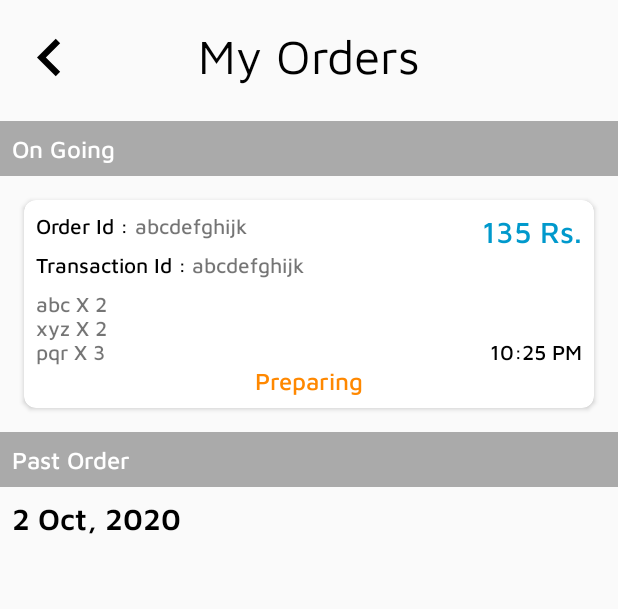
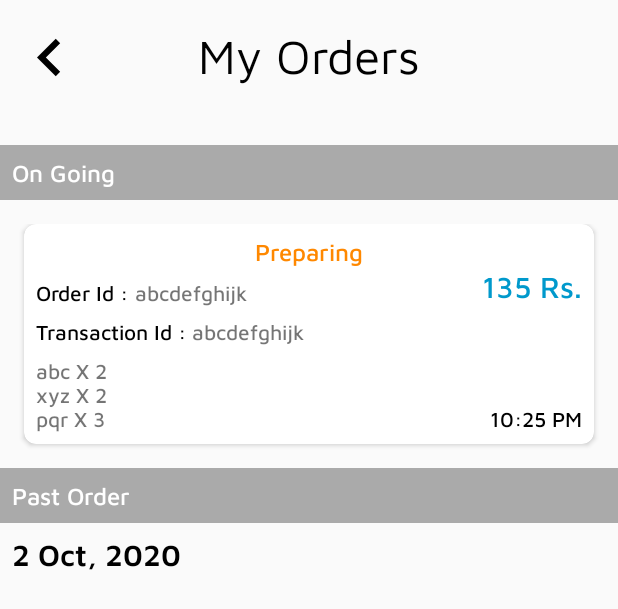
Before and after one commit to PreetJagani/Canteen-Managment, an Android app: the layout activity_user_order.xml on its own in the app's theme, with its tools: preview values and no code run, on a phone screen of 412 x 824 dp. Shown: the top 609 px of the screen. Run offline under Robolectric (Android 15) with nearby library versions, the phone set to English and light mode, and no system bars.

Commit message:
ui update

```diff
--- a/app/src/main/java/com/canteenmanagment/ui/UserOrder/OnGoingOrderRecyclerViewAdapter.kt
+++ b/app/src/main/java/com/canteenmanagment/ui/UserOrder/OnGoingOrderRecyclerViewAdapter.kt
@@ -1,5 +1,6 @@
 package com.canteenmanagment.ui.UserOrder
 
+import android.content.Context
 import android.view.LayoutInflater
 import android.view.View
 import android.view.ViewGroup
@@ -9,7 +10,7 @@ import com.canteenmanagment.databinding.ItemOngoingOrderLayoutBinding
 import com.canteenmanagment.databinding.ItemPastOrderLayout2Binding
 import com.canteenmanagment.helper.PastOrder
 
-class OnGoingOrderRecyclerViewAdapter(val onGoingOrderList : MutableList<PastOrder>) : RecyclerView.Adapter<OnGoingOrderRecyclerViewAdapter.ViewHolder>() {
+class OnGoingOrderRecyclerViewAdapter(val onGoingOrderList : MutableList<PastOrder>,val mContext : Context) : RecyclerView.Adapter<OnGoingOrderRecyclerViewAdapter.ViewHolder>() {
 
     override fun onCreateViewHolder(parent: ViewGroup, viewType: Int): ViewHolder {
         val layoutInflater = LayoutInflater.from(parent.context)
@@ -30,12 +31,12 @@ class OnGoingOrderRecyclerViewAdapter(val onGoingOrderList : MutableList<PastOrd
         holder.binding.TVOrderList.text = foodListString
 
         if (onGoingOrderList[position].status.equals(Order.Status.READY.value)){
-            holder.binding.TVStatusPrepare.visibility = View.INVISIBLE
-            holder.binding.TVStatusReady.visibility = View.VISIBLE
+            holder.binding.TVStatus.text = "Ready"
+            holder.binding.TVStatus.setTextColor( mContext.resources.getColor(android.R.color.holo_green_dark))
         }
         else{
-            holder.binding.TVStatusPrepare.visibility = View.VISIBLE
-            holder.binding.TVStatusReady.visibility = View.INVISIBLE
+            holder.binding.TVStatus.text = "Preparing"
+            holder.binding.TVStatus.setTextColor( mContext.resources.getColor(android.R.color.holo_orange_dark))
         }
 
     }
--- a/app/src/main/java/com/canteenmanagment/ui/UserOrder/UserOrder.kt
+++ b/app/src/main/java/com/canteenmanagment/ui/UserOrder/UserOrder.kt
@@ -1,5 +1,6 @@
 package com.canteenmanagment.ui.UserOrder
 
+import android.content.Context
 import androidx.appcompat.app.AppCompatActivity
 import android.os.Bundle
 import androidx.databinding.DataBindingUtil
@@ -12,6 +13,7 @@ class UserOrder : AppCompatActivity() {
 
     private lateinit var viewmodel : UserOrderViewModel
     private lateinit var binding : ActivityUserOrderBinding
+    private val mContext : Context = this
 
     override fun onCreate(savedInstanceState: Bundle?) {
         super.onCreate(savedInstanceState)
@@ -23,13 +25,14 @@ class UserOrder : AppCompatActivity() {
         viewmodel.userPastOrderList.observe(this, Observer {
             binding.RVPastOrder.adapter = PastOrderRecyclerViewAdapter(
                 viewmodel.getHashmapFromList(it))
+
         })
 
         viewmodel.userInProgressOrder.observe(this, Observer {
-            binding.RVPreparing.adapter = OnGoingOrderRecyclerViewAdapter(viewmodel.getPastOrderListFromOrderList(it))
+            binding.RVPreparing.adapter = OnGoingOrderRecyclerViewAdapter(viewmodel.getPastOrderListFromOrderList(it),mContext)
         })
         viewmodel.userReadyOrder.observe(this, Observer {
-            binding.RVReady.adapter = OnGoingOrderRecyclerViewAdapter(viewmodel.getPastOrderListFromOrderList(it))
+            binding.RVReady.adapter = OnGoingOrderRecyclerViewAdapter(viewmodel.getPastOrderListFromOrderList(it),mContext)
         })
 
     }
--- a/app/src/main/res/layout/activity_user_order.xml
+++ b/app/src/main/res/layout/activity_user_order.xml
@@ -3,9 +3,6 @@
     xmlns:app="http://schemas.android.com/apk/res-auto"
     xmlns:tools="http://schemas.android.com/tools">
 
-    <androidx.core.widget.NestedScrollView
-        android:layout_width="match_parent"
-        android:layout_height="match_parent">
 
     <androidx.constraintlayout.widget.ConstraintLayout
         android:layout_width="match_parent"
@@ -24,9 +21,22 @@
             android:layout_width="wrap_content"
             android:layout_height="wrap_content"
             android:text="My Orders"
+            android:paddingBottom="@dimen/medium"
             app:layout_constraintEnd_toEndOf="parent"
             app:layout_constraintStart_toStartOf="parent"
             app:layout_constraintTop_toTopOf="parent" />
+
+        <androidx.core.widget.NestedScrollView
+            android:layout_width="match_parent"
+            android:layout_height="0dp"
+            app:layout_constraintEnd_toEndOf="parent"
+            app:layout_constraintStart_toStartOf="parent"
+            app:layout_constraintTop_toBottomOf="@+id/TV_title"
+            app:layout_constraintBottom_toBottomOf="parent">
+
+            <androidx.constraintlayout.widget.ConstraintLayout
+                android:layout_width="match_parent"
+                android:layout_height="match_parent">
 
                 <TextView
                     android:id="@+id/textView7"
@@ -40,30 +50,30 @@
                     android:textSize="16sp"
                     app:layout_constraintEnd_toEndOf="parent"
                     app:layout_constraintStart_toStartOf="parent"
-                app:layout_constraintTop_toBottomOf="@+id/TV_title" />
+                    app:layout_constraintTop_toTopOf="parent" />
+
+                <androidx.recyclerview.widget.RecyclerView
+                    android:id="@+id/RV_ready"
+                    android:layout_width="match_parent"
+                    android:layout_height="wrap_content"
+                    android:layout_marginTop="@dimen/medium"
+                    app:layoutManager="androidx.recyclerview.widget.LinearLayoutManager"
+                    app:layout_constraintEnd_toEndOf="parent"
+                    app:layout_constraintStart_toStartOf="parent"
+                    app:layout_constraintTop_toBottomOf="@+id/textView7"
+                    tools:itemCount="0"
+                    tools:listitem="@layout/item_ongoing_order_layout" />
 
                 <androidx.recyclerview.widget.RecyclerView
                     android:id="@+id/RV_preparing"
                     android:layout_width="match_parent"
                     android:layout_height="wrap_content"
+                    app:layoutManager="androidx.recyclerview.widget.LinearLayoutManager"
+                    tools:itemCount="1"
                     app:layout_constraintEnd_toEndOf="parent"
                     app:layout_constraintStart_toStartOf="parent"
-                app:layout_constraintTop_toBottomOf="@+id/textView7"
-                app:layoutManager="androidx.recyclerview.widget.LinearLayoutManager"
-                tools:itemCount="1"
+                    app:layout_constraintTop_toBottomOf="@+id/RV_ready"
                     tools:listitem="@layout/item_ongoing_order_layout" />
-
-
-            <androidx.recyclerview.widget.RecyclerView
-                android:id="@+id/RV_ready"
-                android:layout_width="match_parent"
-                android:layout_height="wrap_content"
-                app:layout_constraintEnd_toEndOf="parent"
-                app:layout_constraintStart_toStartOf="parent"
-                app:layout_constraintTop_toBottomOf="@+id/RV_preparing"
-                app:layoutManager="androidx.recyclerview.widget.LinearLayoutManager"
-                tools:listitem="@layout/item_ongoing_order_layout"
-                tools:itemCount="0"/>
 
                 <TextView
                     android:id="@+id/textView8"
@@ -76,7 +86,7 @@
                     android:textSize="16sp"
                     app:layout_constraintEnd_toEndOf="parent"
                     app:layout_constraintStart_toStartOf="parent"
-                app:layout_constraintTop_toBottomOf="@+id/RV_ready" />
+                    app:layout_constraintTop_toBottomOf="@+id/RV_preparing" />
 
                 <androidx.recyclerview.widget.RecyclerView
                     android:id="@+id/RV_past_order"
@@ -89,8 +99,14 @@
                     tools:itemCount="1"
                     tools:listitem="@layout/item_past_order_layout1" />
 
+            </androidx.constraintlayout.widget.ConstraintLayout>
+
+        </androidx.core.widget.NestedScrollView>
+
+
+
 
     </androidx.constraintlayout.widget.ConstraintLayout>
 
-    </androidx.core.widget.NestedScrollView>
+
 </layout>
--- a/app/src/main/res/layout/item_ongoing_order_layout.xml
+++ b/app/src/main/res/layout/item_ongoing_order_layout.xml
@@ -7,7 +7,9 @@
     <androidx.cardview.widget.CardView
         android:layout_width="match_parent"
         android:layout_height="wrap_content"
-        android:layout_margin="@dimen/medium"
+        android:layout_marginRight="@dimen/medium"
+        android:layout_marginLeft="@dimen/medium"
+        android:layout_marginBottom="@dimen/medium"
         app:cardCornerRadius="@dimen/small"
         android:elevation="0dp">
 
@@ -22,9 +24,10 @@
                 android:layout_width="wrap_content"
                 android:layout_height="wrap_content"
                 android:text="Order Id : "
+                android:layout_marginTop="@dimen/small"
                 android:textColor="@color/blackColour"
                 app:layout_constraintStart_toStartOf="parent"
-                app:layout_constraintTop_toTopOf="parent" />
+                app:layout_constraintTop_toBottomOf="@+id/TV_status" />
 
             <TextView
                 android:id="@+id/TV_order_id"
@@ -56,10 +59,10 @@
                 android:id="@+id/TV_price"
                 android:layout_width="wrap_content"
                 android:layout_height="wrap_content"
+                android:textColor="@android:color/holo_blue_dark"
                 android:textSize="20sp"
-                android:textColor="@android:color/holo_blue_dark"
                 app:layout_constraintEnd_toEndOf="parent"
-                app:layout_constraintTop_toTopOf="parent"
+                app:layout_constraintTop_toBottomOf="@+id/TV_status"
                 tools:text="135 Rs." />
 
             <TextView
@@ -67,6 +70,7 @@
                 android:layout_width="wrap_content"
                 android:layout_height="wrap_content"
                 android:layout_marginTop="@dimen/small"
+                app:layout_constraintBottom_toBottomOf="parent"
                 app:layout_constraintStart_toStartOf="@+id/textView6"
                 app:layout_constraintTop_toBottomOf="@+id/textView6"
                 tools:text="abc X 2 \nxyz X 2\npqr X 3" />
@@ -81,29 +85,15 @@
                 tools:text="10:25 PM" />
 
             <TextView
-                android:id="@+id/TV_status_prepare"
-                android:layout_width="wrap_content"
-                android:layout_height="wrap_content"
-                android:textColor="@android:color/holo_orange_dark"
-                android:textSize="16sp"
-                app:layout_constraintBottom_toBottomOf="parent"
-                app:layout_constraintEnd_toEndOf="parent"
-                app:layout_constraintStart_toStartOf="parent"
-                app:layout_constraintTop_toBottomOf="@+id/TV_order_list"
-                android:text="Preparing" />
-
-            <TextView
-                android:id="@+id/TV_status_ready"
+                android:id="@+id/TV_status"
                 android:layout_width="wrap_content"
                 android:layout_height="wrap_content"
                 android:textSize="16sp"
-                android:textColor="@android:color/holo_green_dark"
-                app:layout_constraintBottom_toBottomOf="parent"
                 app:layout_constraintEnd_toEndOf="parent"
                 app:layout_constraintStart_toStartOf="parent"
-                app:layout_constraintTop_toBottomOf="@+id/TV_order_list"
-                android:text="Ready"
-                android:visibility="invisible"/>
+                app:layout_constraintTop_toTopOf="parent"
+                android:text="Preparing"
+                android:textColor="@android:color/holo_orange_dark"/>
 
 
         </androidx.constraintlayout.widget.ConstraintLayout>
```
Lines whose indentation alone changed are shown as unchanged.
